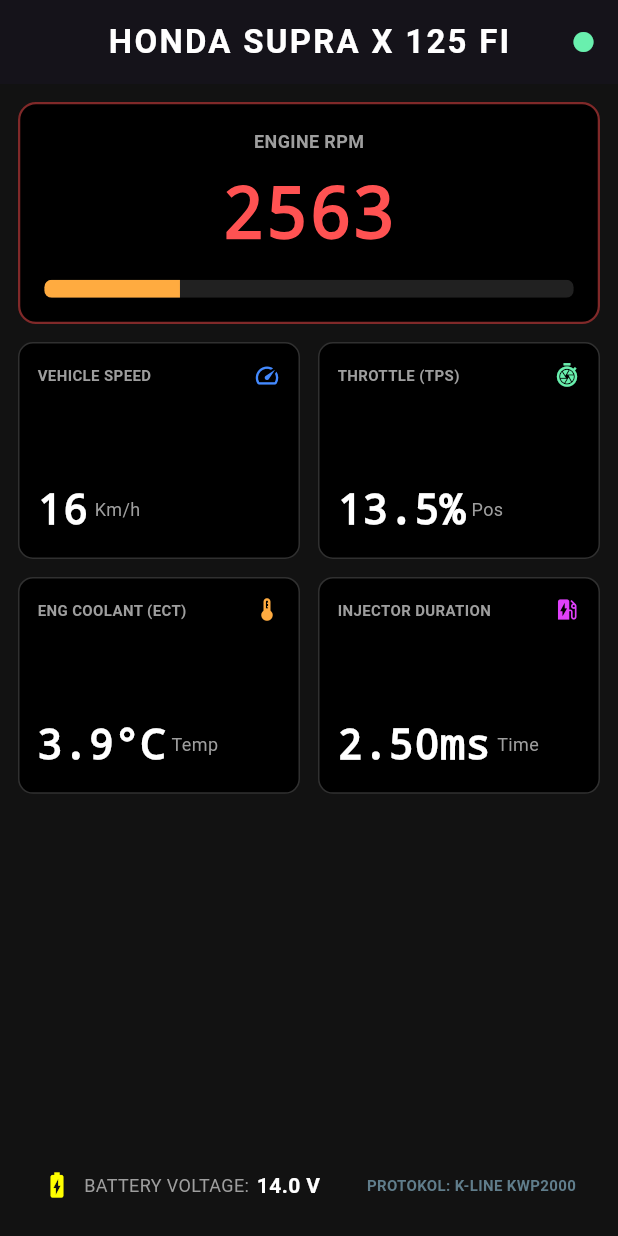
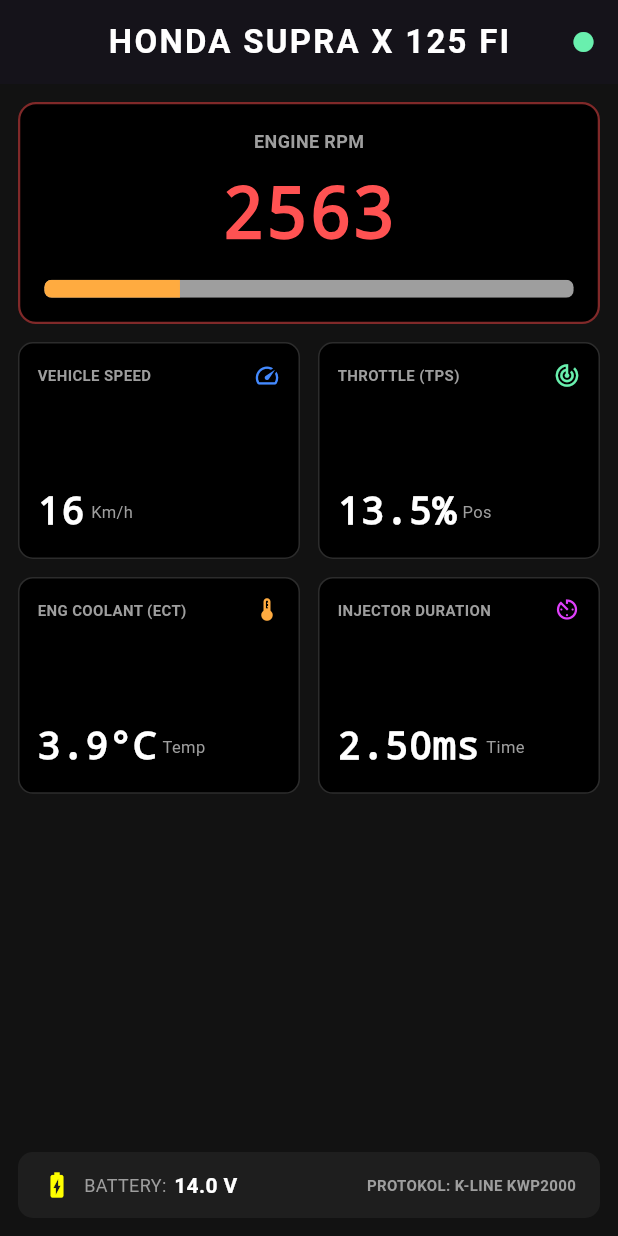
Before and after one commit to Joyosmile/ecu_dashboard, a Flutter app: the screen it shows after launch, on a phone screen of 412 x 824 dp. Run offline on Flutter 3.47's test engine with Material 3 defaults, Android fonts, the phone set to English and light mode, and no system bars.

Commit message:
Update main.dart

```diff
--- a/.github/workflows/lib/main.dart
+++ b/.github/workflows/lib/main.dart
@@ -31,13 +31,12 @@ class DashboardScreen extends StatefulWidget {
 }
 
 class _DashboardScreenState extends State<DashboardScreen> {
-  // Variabel Data Sensor ECU
   double rpm = 0.0;
-  double ect = 0.0; // Engine Coolant Temp
-  double tps = 0.0; // Throttle Position
+  double ect = 0.0;
+  double tps = 0.0;
   double battery = 0.0;
   double speed = 0.0;
-  double injDuration = 0.0; // Injection Duration (ms)
+  double injDuration = 0.0;
 
   Timer? _simulationTimer;
   bool isConnected = true;
@@ -49,34 +48,28 @@ class _DashboardScreenState extends State<DashboardScreen> {
     _startSimulation();
   }
 
-  // Fungsi Simulasi Pergerakan Angka Sensor ECU Honda Supra
   void _startSimulation() {
     _simulationTimer = Timer.periodic(const Duration(milliseconds: 200), (timer) {
       if (!isConnected) return;
 
       setState(() {
         _time += 0.2;
+        double wave = (sin(_time * 0.5) + 1) / 2;
 
-        // Simulasi Gas Naik Turun secara acak / dinamis
-        double wave = (sin(_time * 0.5) + 1) / 2; // nilai antara 0 - 1
-
-        tps = wave * 85.0 + (Random().nextDouble() * 2); // TPS 0% - 87%
+        tps = wave * 85.0 + (Random().nextDouble() * 2);
         if (tps < 0) tps = 0;
 
-        rpm = 1400 + (wave * 7000) + (Random().nextInt(150)); // RPM 1400 (Idle) - 8500 RPM
+        rpm = 1400 + (wave * 7000) + (Random().nextInt(150));
+        speed = wave * 95.0 + (Random().nextInt(3));
 
-        speed = wave * 95.0 + (Random().nextInt(3)); // Speed 0 - 100 km/jam
-
-        // ECT naik perlahan dari 35C lalu stabil di sekitar 88C - 92C
         if (ect < 88.0) {
           ect += 0.1;
         } else {
           ect = 89.0 + sin(_time * 0.1) * 2;
         }
 
-        battery = 13.8 + (sin(_time) * 0.2); // Voltase pengisian aki stabil 13.6v - 14.0v
-
-        injDuration = 1.8 + (wave * 4.5); // Durasi injeksi 1.8ms - 6.3ms
+        battery = 13.8 + (sin(_time) * 0.2);
+        injDuration = 1.8 + (wave * 4.5);
       });
     });
   }
@@ -111,7 +104,6 @@ class _DashboardScreenState extends State<DashboardScreen> {
         padding: const EdgeInsets.all(12.0),
         child: Column(
           children: [
-            // Panel Utama: RPM BAR & DIGITAL RPM
             Container(
               width: double.infinity,
               padding: const EdgeInsets.all(16),
@@ -129,12 +121,11 @@ class _DashboardScreenState extends State<DashboardScreen> {
                     style: const TextStyle(fontSize: 48, fontFamily: 'monospace', fontWeight: FontWeight.bold, color: Colors.redAccent),
                   ),
                   const SizedBox(height: 10),
-                  // Progress Bar untuk RPM RPM Redline di 9000
                   ClipRRect(
                     borderRadius: BorderRadius.circular(5),
                     child: LinearProgressIndicator(
                       value: (rpm / 10000).clamp(0.0, 1.0),
-                      backgroundColor: Colors.grey[900],
+                      backgroundColor: Colors.grey,
                       valueColor: AlwaysStoppedAnimation<Color>(rpm > 8000 ? Colors.red : Colors.orangeAccent),
                       minHeight: 12,
                     ),
@@ -143,8 +134,6 @@ class _DashboardScreenState extends State<DashboardScreen> {
               ),
             ),
             const SizedBox(height: 12),
-
-            // Grid Sensor Lainnya
             Expanded(
               child: GridView.count(
                 crossAxisCount: 2,
@@ -153,19 +142,17 @@ class _DashboardScreenState extends State<DashboardScreen> {
                 childAspectRatio: 1.3,
                 children: [
                   _buildSensorCard('VEHICLE SPEED', speed.toStringAsFixed(0), 'Km/h', Icons.speed, Colors.blueAccent),
-                  _buildSensorCard('THROTTLE (TPS)', '${tps.toStringAsFixed(1)}%', 'Pos', Icons.shutter_speed, Colors.greenAccent),
+                  _buildSensorCard('THROTTLE (TPS)', '${tps.toStringAsFixed(1)}%', 'Pos', Icons.track_changes, Colors.greenAccent),
                   _buildSensorCard('ENG COOLANT (ECT)', '${ect.toStringAsFixed(1)}°C', 'Temp', Icons.thermostat, Colors.orangeAccent),
-                  _buildSensorCard('INJECTOR DURATION', '${injDuration.toStringAsFixed(2)}ms', 'Time', Icons.ev_station, Colors.purpleAccent),
+                  _buildSensorCard('INJECTOR DURATION', '${injDuration.toStringAsFixed(2)}ms', 'Time', Icons.av_timer, Colors.purpleAccent),
                 ],
               ),
             ),
-
-            // Panel Bawah: Voltase Aki & Info Sistem
             Container(
               width: double.infinity,
               padding: const EdgeInsets.symmetric(horizontal: 16, vertical: 12),
               decoration: BoxDecoration(
-                color: Colors.grey[950],
+                color: const Color(0xFF1E1E1E),
                 borderRadius: BorderRadius.circular(10),
               ),
               child: Row(
@@ -175,7 +162,7 @@ class _DashboardScreenState extends State<DashboardScreen> {
                     children: [
                       const Icon(Icons.battery_charging_full, color: Colors.yellowAccent, size: 20),
                       const SizedBox(width: 8),
-                      const Text('BATTERY VOLTAGE:', style: TextStyle(color: Colors.grey, fontSize: 12)),
+                      const Text('BATTERY:', style: TextStyle(color: Colors.grey, fontSize: 12)),
                       const SizedBox(width: 5),
                       Text(
                         '${battery.toStringAsFixed(1)} V',
@@ -185,7 +172,7 @@ class _DashboardScreenState extends State<DashboardScreen> {
                   ),
                   const Text(
                     'PROTOKOL: K-LINE KWP2000',
-                    style: TextStyle(color: Colors.blueGrey, fontSize: 10, fontWeight: FontWeight.bold),
+                    style: TextStyle(color: Colors.grey, fontSize: 10, fontWeight: FontWeight.bold),
                   ),
                 ],
               ),
@@ -202,7 +189,7 @@ class _DashboardScreenState extends State<DashboardScreen> {
       decoration: BoxDecoration(
         color: Colors.black,
         borderRadius: BorderRadius.circular(10),
-        border: Border.all(color: Colors.grey[850]!),
+        border: Border.all(color: const Color(0xFF2C2C2C)),
       ),
       child: Column(
         crossAxisAlignment: CrossAxisAlignment.start,
@@ -221,10 +208,10 @@ class _DashboardScreenState extends State<DashboardScreen> {
             children: [
               Text(
                 value,
-                style: const TextStyle(fontSize: 28, fontFamily: 'monospace', fontWeight: FontWeight.bold, color: Colors.white),
+                style: const TextStyle(fontSize: 26, fontFamily: 'monospace', fontWeight: FontWeight.bold, color: Colors.white),
               ),
               const SizedBox(width: 4),
-              Text(unit, style: const TextStyle(fontSize: 12, color: Colors.grey)),
+              Text(unit, style: const TextStyle(fontSize: 11, color: Colors.grey)),
             ],
           ),
         ],
```
